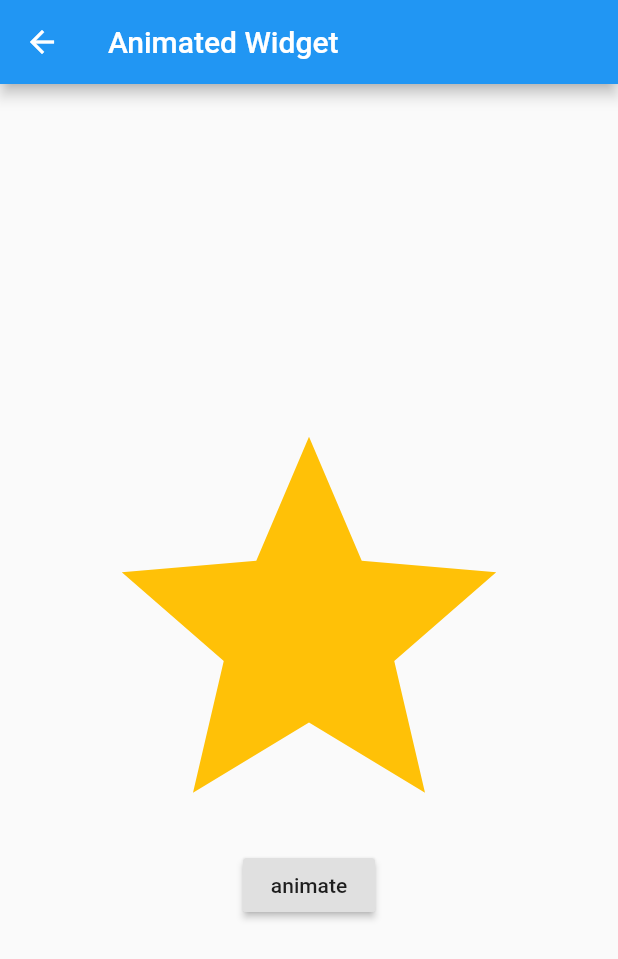
After one commit to EarlyAnt/MyFlutter, a Flutter app: the FadeTransitionDemo screen opened directly, on a phone screen of 412 x 824 dp. The commit adds this screen. Shown: the top 959 px of the screen. Run offline on Flutter 3.47's test engine with Material 2 defaults, Android fonts, the phone set to English and light mode, and no system bars; network calls fail.

Commit message:
1.并入FadeTransition例子。 2.之前的几个例子，AppBar上添加Text，写上例子名称。

```diff
--- a/myflutter/lib/routes/Routes.dart
+++ b/myflutter/lib/routes/Routes.dart
@@ -8,6 +8,7 @@ import '../widgets/simple/animation/basic/AnimationControllerDemo.dart';
 import '../widgets/simple/animation/basic/TweenDemo.dart';
 import '../widgets/simple/animation/basic/AnimatedBuilderDemo.dart';
 import '../widgets/simple/animation/basic/TypewriterTweenDemo.dart';
+import '../widgets/simple/animation/basic/FadeTransitionDemo.dart';
 
 /*----------------origin control----------------*/
 import '../widgets/simple/origin/Button.dart';
@@ -28,6 +29,7 @@ final routes = {
   '/tween': (context) => TweenDemo(),
   '/animatedBuilder': (context) => AnimatedBuilderDemo(),
   '/typewriterTween': (context) => TypewriterTweenDemo(),
+  '/fadeTransition': (context) => FadeTransitionDemo(),
 };
 
 //固定写法
--- a/myflutter/lib/routes/tabs/Widgets.dart
+++ b/myflutter/lib/routes/tabs/Widgets.dart
@@ -53,7 +53,8 @@ class _WidgetsState extends State<Widgets> {
             this._buildRaiseButton('AnimationController', '/animationController'),
             this._buildRaiseButton('Tween', '/tween'),
             this._buildRaiseButton('AnimatedBuilder', '/animatedBuilder'),
-            this._buildRaiseButton('TypewriterTween', '/typewriterTween')
+            this._buildRaiseButton('TypewriterTween', '/typewriterTween'),
+            this._buildRaiseButton('FadeTransition', '/fadeTransition'),
           ],
         ),
         Container(alignment: Alignment.center, child: Text('TextField')),
--- a/myflutter/lib/widgets/simple/animation/basic/AnimatedBuilderDemo.dart
+++ b/myflutter/lib/widgets/simple/animation/basic/AnimatedBuilderDemo.dart
@@ -5,8 +5,7 @@ class AnimatedBuilderDemo extends StatefulWidget {
   _AnimatedBuilderDemoState createState() => _AnimatedBuilderDemoState();
 }
 
-class _AnimatedBuilderDemoState extends State<AnimatedBuilderDemo>
-    with SingleTickerProviderStateMixin {
+class _AnimatedBuilderDemoState extends State<AnimatedBuilderDemo> with SingleTickerProviderStateMixin {
   static const Color beginColor = Colors.deepPurple;
   static const Color endColor = Colors.deepOrange;
   Duration duration = Duration(milliseconds: 800);
@@ -18,8 +17,7 @@ class _AnimatedBuilderDemoState extends State<AnimatedBuilderDemo>
     super.initState();
 
     controller = AnimationController(vsync: this, duration: duration);
-    animation =
-        ColorTween(begin: beginColor, end: endColor).animate(controller);
+    animation = ColorTween(begin: beginColor, end: endColor).animate(controller);
   }
 
   @override
@@ -31,7 +29,9 @@ class _AnimatedBuilderDemoState extends State<AnimatedBuilderDemo>
   @override
   Widget build(BuildContext context) {
     return Scaffold(
-      appBar: AppBar(),
+      appBar: AppBar(
+        title: Text('Animated Builder'),
+      ),
       body: Center(
         // AnimatedBuilder handles listening to a given animation and calling the builder
         // whenever the value of the animation change. This can be useful when a Widget
--- a/myflutter/lib/widgets/simple/animation/basic/AnimatedContainer.dart
+++ b/myflutter/lib/widgets/simple/animation/basic/AnimatedContainer.dart
@@ -21,7 +21,9 @@ class _AnimatedContainerDemoState extends State<AnimatedContainerDemo> {
   Widget build(BuildContext context) {
     // print('<><_AnimatedContainerDemoState.build>${DateTime.now()}');
     return Scaffold(
-      appBar: AppBar(),
+      appBar: AppBar(
+        title: Text('Animated Container'),
+      ),
       body: Container(
         child: Center(
           child: Column(
@@ -32,9 +34,7 @@ class _AnimatedContainerDemoState extends State<AnimatedContainerDemo> {
                 height: 128,
                 margin: EdgeInsets.all(this._margin),
                 padding: EdgeInsets.all(30.0),
-                decoration: BoxDecoration(
-                    color: this._color,
-                    borderRadius: BorderRadius.circular(this._borderRadius)),
+                decoration: BoxDecoration(color: this._color, borderRadius: BorderRadius.circular(this._borderRadius)),
                 duration: Duration(milliseconds: 200),
                 child: FloatingActionButton(
                   child: Text('Play'),
--- a/myflutter/lib/widgets/simple/animation/basic/AnimationControllerDemo.dart
+++ b/myflutter/lib/widgets/simple/animation/basic/AnimationControllerDemo.dart
@@ -2,12 +2,10 @@ import 'package:flutter/material.dart';
 
 class AnimationControllerDemo extends StatefulWidget {
   @override
-  _AnimationControllerDemoState createState() =>
-      _AnimationControllerDemoState();
+  _AnimationControllerDemoState createState() => _AnimationControllerDemoState();
 }
 
-class _AnimationControllerDemoState extends State<AnimationControllerDemo>
-    with SingleTickerProviderStateMixin {
+class _AnimationControllerDemoState extends State<AnimationControllerDemo> with SingleTickerProviderStateMixin {
   // Using the SingleTickerProviderStateMixin can ensure that our
   // AnimationController only animates while the Widget is visible on the
   // screen. This is a useful optimization that saves resources when the
@@ -47,7 +45,9 @@ class _AnimationControllerDemoState extends State<AnimationControllerDemo>
     // when building child widgets. You can also check the status to see if the animation
     // has completed.
     return Scaffold(
-      appBar: AppBar(),
+      appBar: AppBar(
+        title: Text('Animation Controller'),
+      ),
       body: Center(
         child: Column(
           mainAxisSize: MainAxisSize.min,
--- /dev/null
+++ b/myflutter/lib/widgets/simple/animation/basic/FadeTransitionDemo.dart
@@ -0,0 +1,70 @@
+import 'package:flutter/material.dart';
+
+// Refer to the AnimatedWidget docs here - https://api.flutter.dev/flutter/widgets/AnimatedWidget-class.html
+// for examples of other common animated widgets.
+class FadeTransitionDemo extends StatefulWidget {
+  static const String routeName = '/basics/fade_transition';
+
+  @override
+  _FadeTransitionDemoState createState() => _FadeTransitionDemoState();
+}
+
+class _FadeTransitionDemoState extends State<FadeTransitionDemo> with SingleTickerProviderStateMixin {
+  AnimationController _controller;
+  Animation<double> _animation;
+  CurvedAnimation _curve;
+
+  @override
+  void initState() {
+    super.initState();
+    _controller = AnimationController(
+      vsync: this,
+      duration: Duration(milliseconds: 500),
+    );
+
+    _curve = CurvedAnimation(parent: _controller, curve: Curves.easeIn);
+
+    _animation = Tween(
+      begin: 1.0,
+      end: 0.0,
+    ).animate(_curve);
+  }
+
+  @override
+  void dispose() {
+    _controller.dispose();
+    super.dispose();
+  }
+
+  @override
+  Widget build(BuildContext context) {
+    return Scaffold(
+      appBar: AppBar(
+        title: Text(
+          'Animated Widget',
+        ),
+      ),
+      body: Center(
+        child: Column(
+          mainAxisSize: MainAxisSize.min,
+          children: <Widget>[
+            FadeTransition(
+              opacity: _animation,
+              child: Icon(
+                Icons.star,
+                color: Colors.amber,
+                size: 300,
+              ),
+            ),
+            RaisedButton(
+              child: Text('animate'),
+              onPressed: () => setState(() {
+                _controller.animateTo(1.0).then<TickerFuture>((value) => _controller.animateBack(0.0));
+              }),
+            ),
+          ],
+        ),
+      ),
+    );
+  }
+}
--- a/myflutter/lib/widgets/simple/animation/basic/PageRouteBuilderDemo.dart
+++ b/myflutter/lib/widgets/simple/animation/basic/PageRouteBuilderDemo.dart
@@ -4,7 +4,9 @@ class PageRouteBuilderDemo extends StatelessWidget {
   @override
   Widget build(BuildContext context) {
     return Scaffold(
-      appBar: AppBar(),
+      appBar: AppBar(
+        title: Text('Page Route Builder'),
+      ),
       body: Center(
         child: RaisedButton(
           child: Text('Go!'),
--- a/myflutter/lib/widgets/simple/animation/basic/TweenDemo.dart
+++ b/myflutter/lib/widgets/simple/animation/basic/TweenDemo.dart
@@ -5,8 +5,7 @@ class TweenDemo extends StatefulWidget {
   _TweenDemoState createState() => _TweenDemoState();
 }
 
-class _TweenDemoState extends State<TweenDemo>
-    with SingleTickerProviderStateMixin {
+class _TweenDemoState extends State<TweenDemo> with SingleTickerProviderStateMixin {
   static const Duration _duration = Duration(seconds: 1);
   static const double accountBalance = 5000000;
   AnimationController controller;
@@ -33,21 +32,20 @@ class _TweenDemoState extends State<TweenDemo>
   @override
   Widget build(BuildContext context) {
     return Scaffold(
-      appBar: AppBar(),
+      appBar: AppBar(
+        title: Text('Tween'),
+      ),
       body: Center(
         child: Column(
           mainAxisSize: MainAxisSize.min,
           children: [
             ConstrainedBox(
               constraints: BoxConstraints(maxWidth: 200),
-              child: Text('\$${animation.value.toStringAsFixed(2)}',
-                  style: TextStyle(fontSize: 24)),
+              child: Text('\$${animation.value.toStringAsFixed(2)}', style: TextStyle(fontSize: 24)),
             ),
             RaisedButton(
               child: Text(
-                controller.status == AnimationStatus.completed
-                    ? 'Buy a Mansion'
-                    : 'Win Lottery',
+                controller.status == AnimationStatus.completed ? 'Buy a Mansion' : 'Win Lottery',
               ),
               onPressed: () {
                 if (controller.status == AnimationStatus.completed) {
--- a/myflutter/lib/widgets/simple/animation/basic/TypewriterTweenDemo.dart
+++ b/myflutter/lib/widgets/simple/animation/basic/TypewriterTweenDemo.dart
@@ -39,6 +39,7 @@ class _TypewriterTweenDemoState extends State<TypewriterTweenDemo> with SingleTi
   Widget build(BuildContext context) {
     return Scaffold(
       appBar: AppBar(
+        title: Text('Typewriter Tween'),
         actions: [
           MaterialButton(
             child: Text(
```
